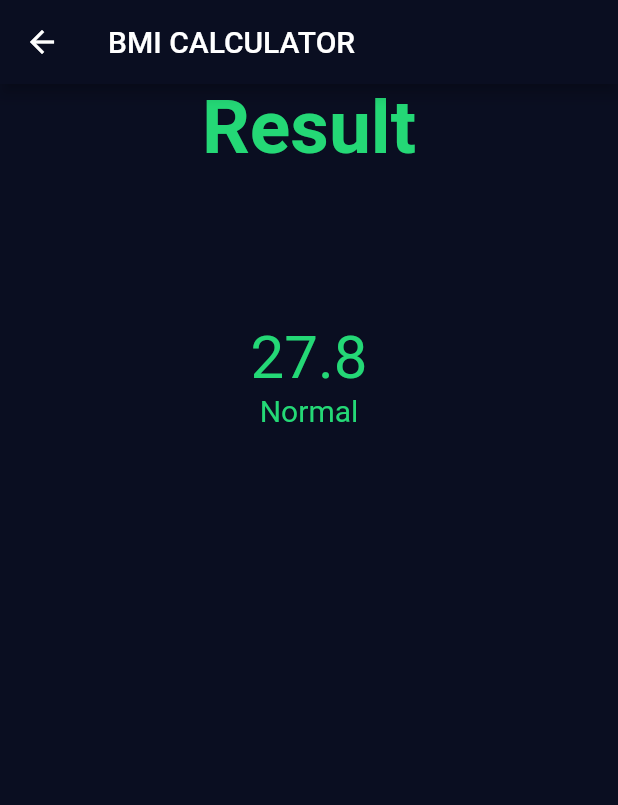
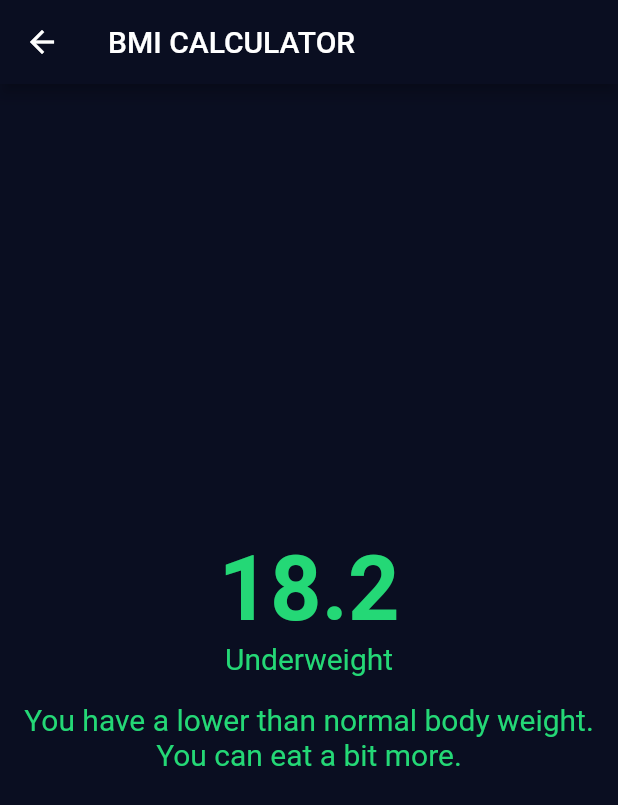
Before and after one commit to DysonThomas/BMI-Calculator, a Flutter app: the screen it shows after launch, item 2 of the bottom bar chosen, after a tap on "CALCULATE", on a phone screen of 412 x 824 dp. Shown: the top 805 px of the screen. Run offline on Flutter 3.47's test engine with Material 2 defaults, Android fonts, the phone set to English and light mode, and no system bars; our stand-ins replace font_awesome_flutter.

Commit message:
functionality completed

```diff
--- a/lib/calculator_bmi.dart
+++ b/lib/calculator_bmi.dart
@@ -6,8 +6,30 @@ class calculator_bmi {
   final int height;
   final int weight;
 
+  double _bmi = 0;
+
   String calculateBmi() {
-    double bmi = weight / pow((height / 100), 2);
-    return bmi.toStringAsFixed(1);
+    _bmi = weight / pow((height / 100), 2);
+    return _bmi.toStringAsFixed(1);
+  }
+
+  String getResult() {
+    if (_bmi >= 25) {
+      return 'Overweight';
+    } else if (_bmi > 18.5) {
+      return 'Normal';
+    } else {
+      return 'Underweight';
+    }
+  }
+
+  String getInterpretation() {
+    if (_bmi >= 25) {
+      return 'You have a higher than normal body weight. Try to exercise more.';
+    } else if (_bmi >= 18.5) {
+      return 'You have a normal body weight. Good job!';
+    } else {
+      return 'You have a lower than normal body weight. You can eat a bit more.';
+    }
   }
 }
--- a/lib/inputscreen.dart
+++ b/lib/inputscreen.dart
@@ -4,6 +4,7 @@ import 'package:font_awesome_flutter/font_awesome_flutter.dart';
 import 'reusablecards.dart';
 import 'constant.dart';
 import 'calculator_bmi.dart';
+import 'package:bmi_calculator/result.dart';
 
 const activecardColours = Color(0xFF1D1E33);
 const inactivecardColours = Color(0xFF111328);
@@ -243,7 +244,15 @@ class _InputPageState extends State<InputPage> {
             onTap: () {
               calculator_bmi calc =
                   calculator_bmi(height: height, weight: weight);
-              Navigator.pushNamed(context, '/result');
+              Navigator.push(
+                  context,
+                  MaterialPageRoute(
+                    builder: (context) => ResultPage(
+                      bmiResult: calc.calculateBmi(),
+                      resultText: calc.getResult(),
+                      interpretation: calc.getInterpretation(),
+                    ),
+                  ));
             },
             child: Container(
               child: Center(
--- a/lib/main.dart
+++ b/lib/main.dart
@@ -1,14 +1,12 @@
 import 'package:flutter/material.dart';
 import 'inputscreen.dart';
 import 'result.dart';
-import 'calculator_bmi.dart';
 
 void main() {
   runApp(BMICalculator());
 }
 
 class BMICalculator extends StatelessWidget {
-  calculator_bmi calc = calculator_bmi(height: 180, weight: 90);
   @override
   Widget build(BuildContext context) {
     return MaterialApp(
@@ -16,11 +14,6 @@ class BMICalculator extends StatelessWidget {
           ThemeData.dark().copyWith(scaffoldBackgroundColor: Color(0xFF0A0E21)),
       // theme: ThemeData(scaffoldBackgroundColor: Color(0xFF0A0E21)),
       home: InputPage(),
-      routes: {
-        '/result': (context) => ResultPage(
-              bmiResult: calc.calculateBmi(),
-            ),
-      },
     );
   }
 }
--- a/lib/result.dart
+++ b/lib/result.dart
@@ -1,9 +1,13 @@
 import 'package:flutter/material.dart';
 
 class ResultPage extends StatelessWidget {
-  ResultPage({required this.bmiResult});
+  ResultPage(
+      {required this.bmiResult,
+      required this.interpretation,
+      required this.resultText});
   final String bmiResult;
-
+  final String resultText;
+  final String interpretation;
   @override
   Widget build(BuildContext context) {
     return Scaffold(
@@ -13,37 +17,49 @@ class ResultPage extends StatelessWidget {
       ),
       // Color(0xFF24D876)
       body: Column(
-        // mainAxisAlignment: MainAxisAlignment.,
+        mainAxisAlignment: MainAxisAlignment.center,
         crossAxisAlignment: CrossAxisAlignment.stretch,
         children: [
-          Center(
-            child: Text(
-              'Result',
-              style: TextStyle(
-                color: Color(0xFF24D876),
-                fontSize: 50.0,
-                fontWeight: FontWeight.bold,
-              ),
-            ),
-          ),
-          SizedBox(
-            height: 100,
-          ),
+          // Center(
+          //   child: Text(
+          //     'Result',
+          //     style: TextStyle(
+          //       color: Color(0xFF24D876),
+          //       fontSize: 50.0,
+          //       fontWeight: FontWeight.bold,
+          //     ),
+          //   ),
+          // ),
           Center(
             child: Text(
               bmiResult,
               style: TextStyle(
                 color: Color(0xFF24D876),
-                fontSize: 40.0,
+                fontSize: 60.0,
+                fontWeight: FontWeight.bold,
               ),
             ),
           ),
           Center(
             child: Text(
-              'Normal',
+              resultText,
               style: TextStyle(
                 color: Color(0xFF24D876),
                 fontSize: 20.0,
+              ),
+            ),
+          ),
+          SizedBox(height: 10),
+          Center(
+            child: Padding(
+              padding: const EdgeInsets.all(8.0),
+              child: Text(
+                interpretation,
+                style: TextStyle(
+                  color: Color(0xFF24D876),
+                  fontSize: 20.0,
+                ),
+                textAlign: TextAlign.center,
               ),
             ),
           ),
```
